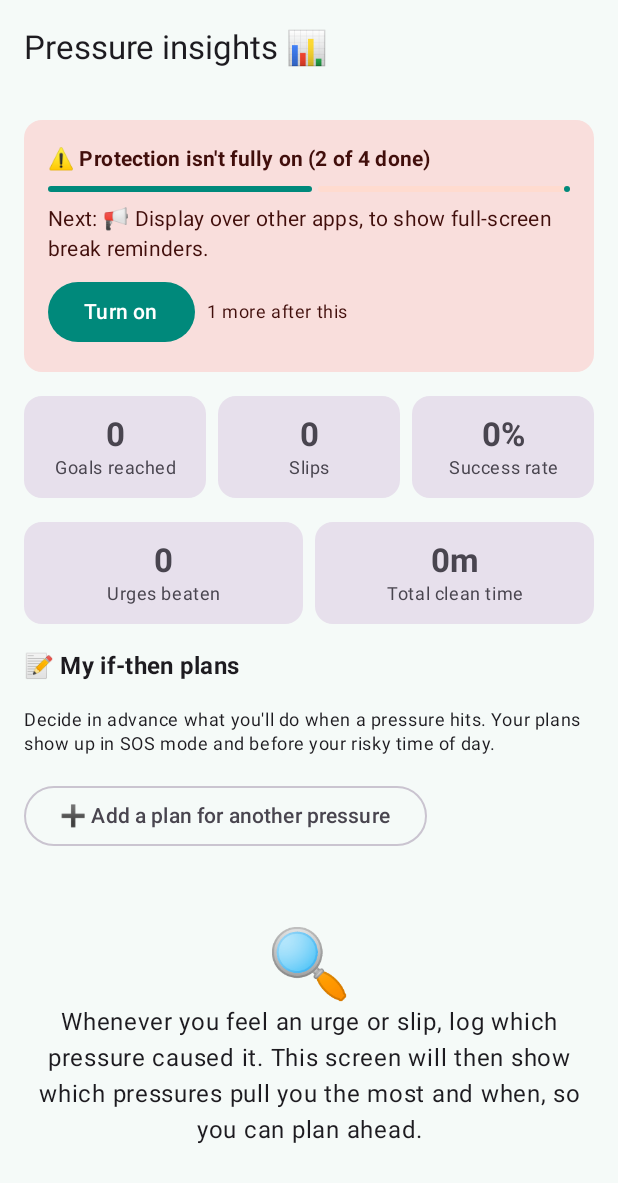
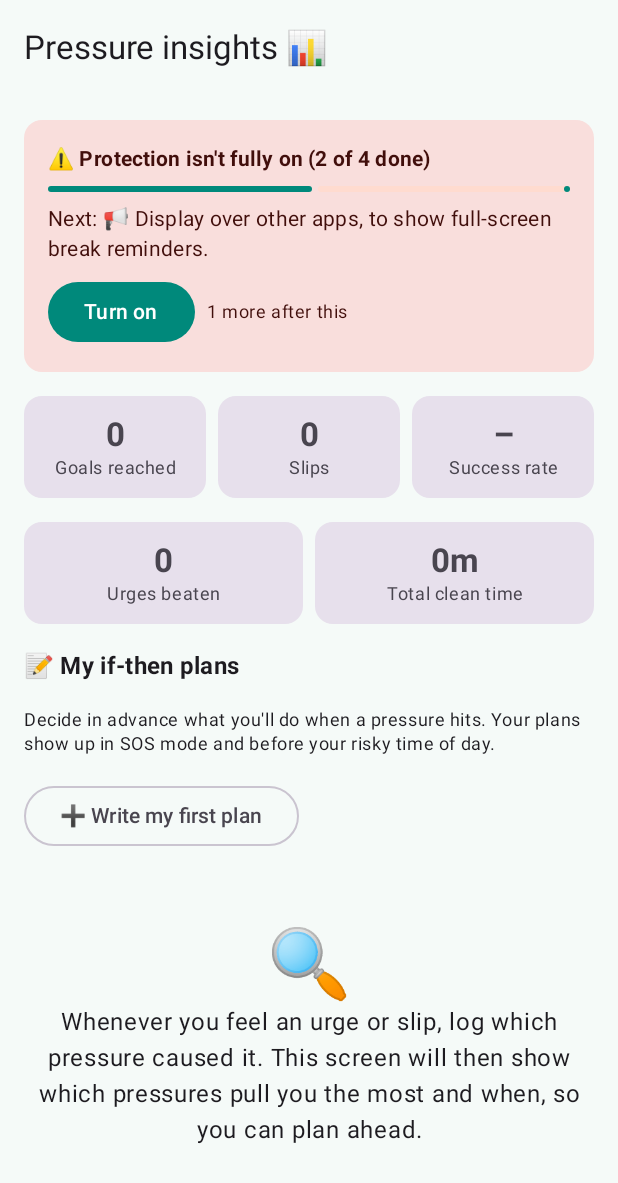
Before and after one commit to mostafa4344/Quit-addiction-challenge-, an Android app built with Jetpack Compose: the composable InsightsScreen shown on its own in the app's theme, on a phone screen of 412 x 824 dp. Shown: the top 1183 px of the screen. Run offline under Robolectric (Android 15) with nearby library versions, the phone set to English and light mode, and no system bars; 1 statement that could not run was skipped.

Commit message:
Polish Insights and new-challenge text from device screenshots
- Stat boxes in a row share one height (labels wrap with big fonts)
- Success rate shows '–' until a challenge has finished or slipped
- 'Write my first plan' when no plans exist yet
- Stay-away description names the real 'I slipped' button and says only the streak restarts

Co-Authored-By: Claude Opus 5.5 <noreply@anthropic.com>
Claude-Session: https://claude.ai/code/session_013mydvoaQmRU552SVghHeyP

```diff
--- a/app/build.gradle.kts
+++ b/app/build.gradle.kts
@@ -13,8 +13,8 @@ android {
         applicationId = "com.mostafa.quitchallenge"
         minSdk = 26
         targetSdk = 34
-        versionCode = 9
-        versionName = "0.7.1"
+        versionCode = 10
+        versionName = "0.7.2"
         testInstrumentationRunner = "androidx.test.runner.AndroidJUnitRunner"
     }
 
--- a/app/src/main/java/com/mostafa/quitchallenge/ui/Common.kt
+++ b/app/src/main/java/com/mostafa/quitchallenge/ui/Common.kt
@@ -9,6 +9,8 @@ import androidx.compose.ui.platform.LocalView
 import androidx.compose.ui.window.DialogWindowProvider
 import androidx.compose.foundation.background
 import androidx.compose.foundation.layout.Arrangement
+import androidx.compose.foundation.layout.IntrinsicSize
+import androidx.compose.foundation.layout.RowScope
 import androidx.compose.foundation.layout.Box
 import androidx.compose.foundation.layout.Column
 import androidx.compose.foundation.layout.ExperimentalLayoutApi
@@ -114,7 +116,7 @@ fun TriggerPicker(selected: List<Trigger>, onChange: (List<Trigger>) -> Unit) {
 @Composable
 fun StatBox(label: String, value: String, modifier: Modifier = Modifier) {
     Card(
-        modifier = modifier,
+        modifier = modifier.fillMaxHeight(),
         colors = CardDefaults.cardColors(containerColor = MaterialTheme.colorScheme.surfaceVariant),
     ) {
         Column(
@@ -127,6 +129,18 @@ fun StatBox(label: String, value: String, modifier: Modifier = Modifier) {
             Text(label, style = MaterialTheme.typography.bodySmall, textAlign = TextAlign.Center)
         }
     }
+}
+
+/** A row of [StatBox]es that all get the height of the tallest one (labels wrap with big fonts). */
+@Composable
+fun StatRow(content: @Composable RowScope.() -> Unit) {
+    Row(
+        Modifier
+            .fillMaxWidth()
+            .height(IntrinsicSize.Min),
+        horizontalArrangement = Arrangement.spacedBy(8.dp),
+        content = content,
+    )
 }
 
 @Composable
--- a/app/src/main/java/com/mostafa/quitchallenge/ui/InsightsScreen.kt
+++ b/app/src/main/java/com/mostafa/quitchallenge/ui/InsightsScreen.kt
@@ -63,12 +63,13 @@ fun InsightsScreen(data: AppData, vm: AppViewModel) {
             verticalArrangement = Arrangement.spacedBy(16.dp),
         ) {
             SetupBanner()
-            Row(horizontalArrangement = Arrangement.spacedBy(8.dp)) {
+            StatRow {
                 StatBox("Goals reached", "${insights.completions}", Modifier.weight(1f))
                 StatBox("Slips", "${insights.failures}", Modifier.weight(1f))
-                StatBox("Success rate", "${insights.successRate}%", Modifier.weight(1f))
+                val finished = insights.completions + insights.failures
+                StatBox("Success rate", if (finished == 0) "–" else "${insights.successRate}%", Modifier.weight(1f))
             }
-            Row(horizontalArrangement = Arrangement.spacedBy(8.dp)) {
+            StatRow {
                 StatBox("Urges beaten", "${insights.urgesHandled}", Modifier.weight(1f))
                 StatBox("Total clean time", formatDuration(insights.totalCleanMs), Modifier.weight(1f))
             }
@@ -155,7 +156,7 @@ private fun PlansSection(data: AppData, topTriggers: List<Trigger>, vm: AppViewM
             }
         }
     }
-    OutlinedButton(onClick = { picking = true }) { Text("➕ Add a plan for another pressure") }
+    OutlinedButton(onClick = { picking = true }) { Text(if (shown.isEmpty()) "➕ Write my first plan" else "➕ Add a plan for another pressure") }
 
     if (picking) {
         AlertDialog(
--- a/app/src/main/java/com/mostafa/quitchallenge/ui/NewChallengeScreen.kt
+++ b/app/src/main/java/com/mostafa/quitchallenge/ui/NewChallengeScreen.kt
@@ -141,7 +141,7 @@ fun NewChallengeScreen(
                 if (isAppLimit) {
                     "The app tracks how long you use the chosen apps each day. Cross the daily limit and the challenge fails and restarts automatically."
                 } else {
-                    "A timer runs while you stay away. If you slip, tap \"I failed\" and the challenge restarts from zero."
+                    "A timer runs while you stay away. If you slip, tap \"I slipped\": only the streak restarts, your total clean time stays."
                 },
                 style = MaterialTheme.typography.bodySmall,
             )
```
Also changed, not shown: app/src/main/java/com/mostafa/quitchallenge/ui/DetailScreen.kt (+4 -4 lines).
